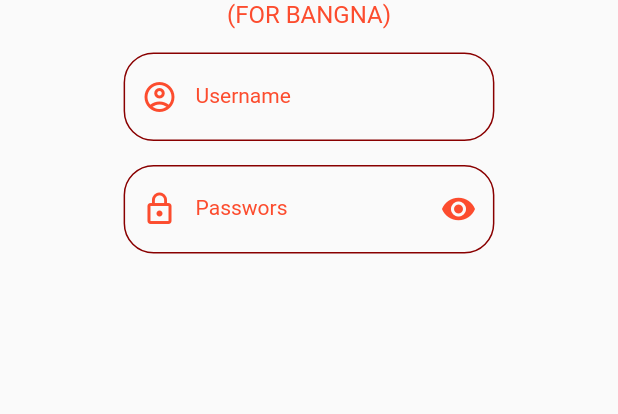
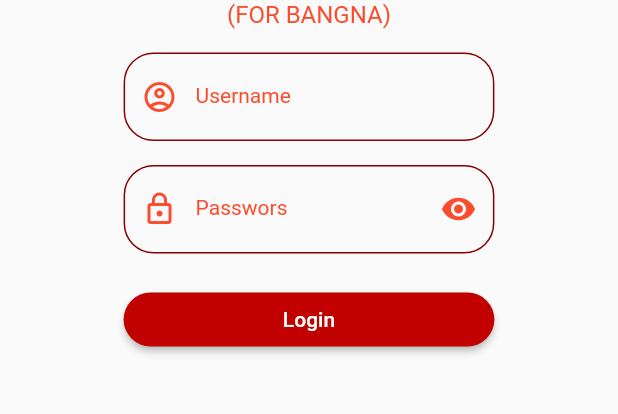
Before and after one commit to PupuNooler43/Project_police_alert, a Flutter app: the screen it shows after launch, on a phone screen of 412 x 824 dp, the part 351-765 px from its top. Run offline on Flutter 3.47's test engine with Material 2 defaults, Android fonts, the phone set to English and light mode, and no system bars.

Commit message:
update Login From

```diff
--- a/lib/states/login.dart
+++ b/lib/states/login.dart
@@ -20,6 +20,9 @@ class _LoginState extends State<Login> {
     double size = MediaQuery.of(context).size.width;
     return Scaffold(
       body: SafeArea(
+        child: GestureDetector(
+          onTap: () => FocusScope.of(context).requestFocus(FocusNode()),
+          behavior: HitTestBehavior.opaque,
           child: ListView(
             children: [
               buildImage(size),
@@ -27,9 +30,27 @@ class _LoginState extends State<Login> {
               buildAppLocate(),
               buildUser(size),
               buildPassword(size),
+              buildLogin(size),
             ],
           ),
         ),
+        ),
+    );
+  }
+
+  Row buildLogin(double size) {
+    return Row(
+              mainAxisAlignment: MainAxisAlignment.center,
+              children: [
+                Container(margin: EdgeInsets.symmetric(vertical: 20),
+                  width: size * 0.6,
+                  child: ElevatedButton(
+                      style: Mycon().myButtonStyle(),
+                    onPressed: () { },
+                    child: Text('Login'),
+                  ),
+                ),
+              ],
             );
   }
 
--- a/lib/utility/myconstant.dart
+++ b/lib/utility/myconstant.dart
@@ -49,4 +49,12 @@ class Mycon {
     fontWeight: FontWeight.normal,
   );
 
+
+  ButtonStyle myButtonStyle()=>ElevatedButton.styleFrom(
+                        primary: Mycon.primary,
+                        shape: RoundedRectangleBorder(
+                        borderRadius: BorderRadius.circular(30),
+                      ),
+                    );
+
 }
```
Lines whose indentation alone changed are shown as unchanged.
